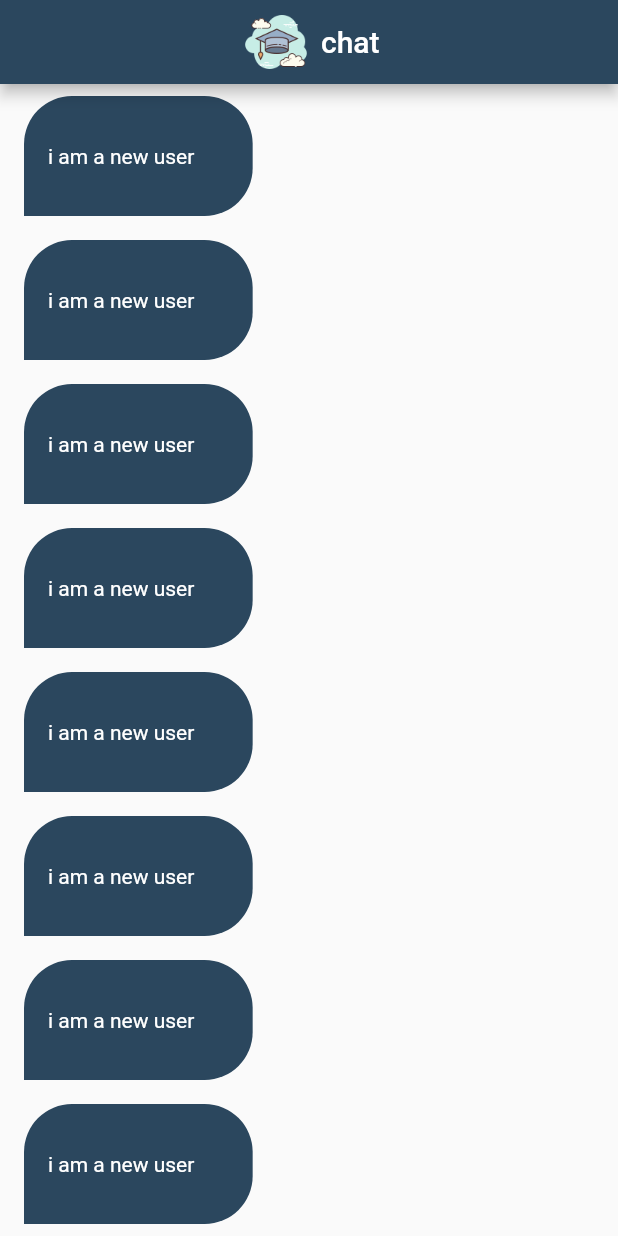
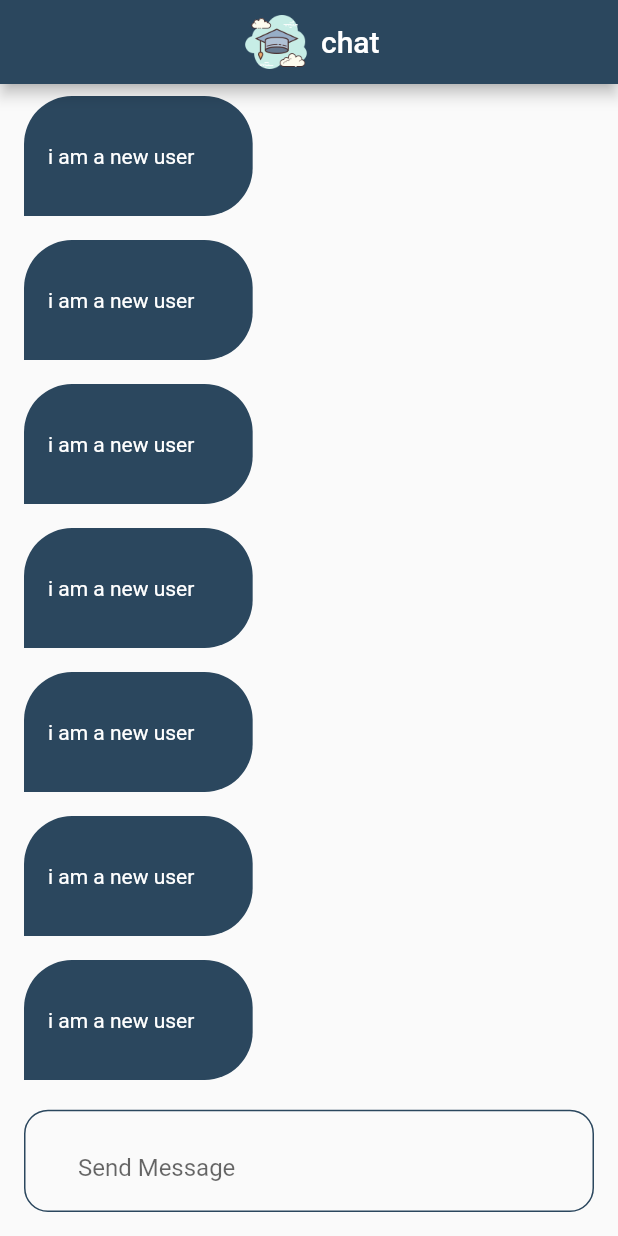
Before and after one commit to baraa1999/mahdta_firbase, a Flutter app: the ChatPage screen opened by its route, on a phone screen of 412 x 824 dp. Run offline on Flutter 3.47's test engine with Material 2 defaults, Android fonts, the phone set to English and light mode, and no system bars; our stand-ins replace firebase_auth, firebase_core, modal_progress_hud_nsn; accounts and stored records are empty.

Commit message:
expanded widget in chat page

```diff
--- a/lib/pages/chat_page.dart
+++ b/lib/pages/chat_page.dart
@@ -25,10 +25,33 @@ class ChatPage extends StatelessWidget {
         ),
         centerTitle: true,
       ),
-      body: ListView.builder(
-        itemBuilder: (context, index) {
-          return const ChatBubule();
-        },
+      body: Column(
+        children: [
+          Expanded(
+            child: ListView.builder(
+              itemBuilder: (context, index) {
+                return const ChatBubule();
+              },
+            ),
+          ),
+          Padding(
+            padding: const EdgeInsets.all(16),
+            child: TextField(
+              decoration: InputDecoration(
+                  hintText: ('Send Message'),
+                  prefix: const Icon(
+                    Icons.send,
+                    color: kPrimaryColor,
+                  ),
+                  border: OutlineInputBorder(
+                    borderRadius: BorderRadius.circular(16),
+                  ),
+                  enabledBorder: OutlineInputBorder(
+                      borderRadius: BorderRadius.circular(16),
+                      borderSide: const BorderSide(color: kPrimaryColor))),
+            ),
+          ),
+        ],
       ),
     );
   }
```
